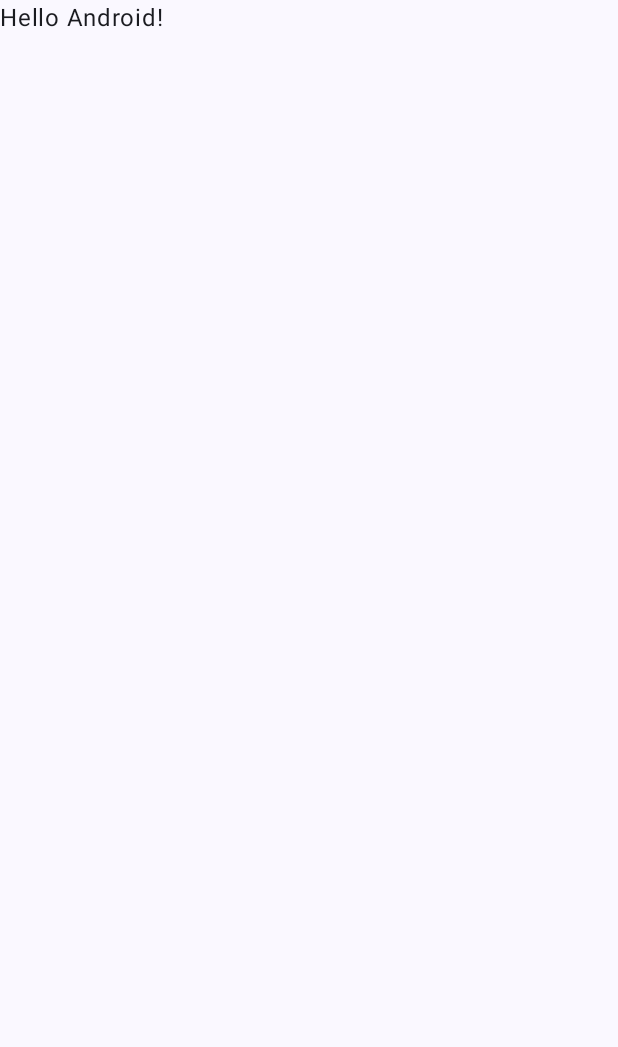
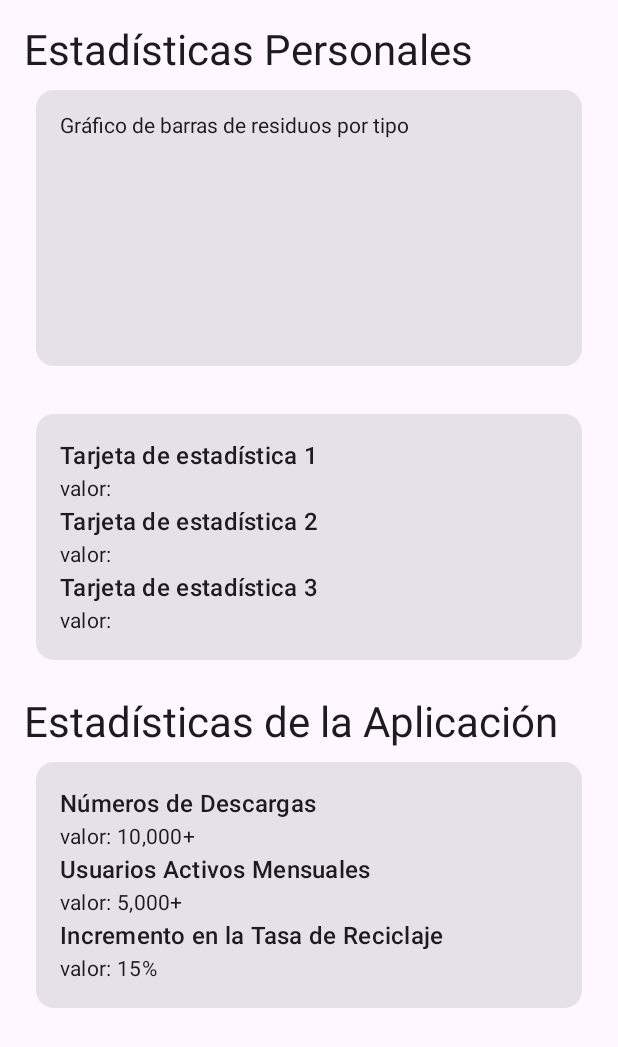
Before and after one commit to Rodrivdlc/GestionResiduos_UD1, an Android app built with Jetpack Compose: the screen it shows after launch (MainActivity), on a phone screen of 412 x 824 dp. Before the commit the part shown is almost empty. Shown: the top 1047 px of the screen. Run offline under Robolectric (Android 15) with nearby library versions, the phone set to English and light mode, and no system bars.

Commit message:
Update estadisticas-residuos

```diff
--- a/app/build.gradle.kts
+++ b/app/build.gradle.kts
@@ -66,4 +66,5 @@ dependencies {
     androidTestImplementation(libs.androidx.ui.test.junit4)
     debugImplementation(libs.androidx.ui.tooling)
     debugImplementation(libs.androidx.ui.test.manifest)
+
 }
--- a/app/src/main/java/com/example/gestionresiduos_ud1/MainActivity.kt
+++ b/app/src/main/java/com/example/gestionresiduos_ud1/MainActivity.kt
@@ -3,45 +3,110 @@ package com.example.gestionresiduos_ud1
 import android.os.Bundle
 import androidx.activity.ComponentActivity
 import androidx.activity.compose.setContent
-import androidx.activity.enableEdgeToEdge
+import androidx.compose.foundation.layout.Column
+import androidx.compose.foundation.layout.Spacer
 import androidx.compose.foundation.layout.fillMaxSize
+import androidx.compose.foundation.layout.fillMaxWidth
+import androidx.compose.foundation.layout.height
 import androidx.compose.foundation.layout.padding
+import androidx.compose.material3.Card
+import androidx.compose.material3.ExperimentalMaterial3Api
+import androidx.compose.material3.MaterialTheme
 import androidx.compose.material3.Scaffold
 import androidx.compose.material3.Text
 import androidx.compose.runtime.Composable
+import androidx.compose.runtime.getValue
+import androidx.compose.runtime.mutableStateOf
+import androidx.compose.runtime.remember
+import androidx.compose.runtime.setValue
 import androidx.compose.ui.Modifier
-import androidx.compose.ui.tooling.preview.Preview
-import com.example.gestionresiduos_ud1.ui.theme.GestionResiduos_UD1Theme
+import androidx.compose.ui.unit.dp
+
 
 class MainActivity : ComponentActivity() {
     override fun onCreate(savedInstanceState: Bundle?) {
         super.onCreate(savedInstanceState)
-        enableEdgeToEdge()
+        // ...
         setContent {
-            GestionResiduos_UD1Theme {
+            App()
+        }
+    }
+}
+
+@OptIn(ExperimentalMaterial3Api::class)
+@Composable
+fun App() {
+    var currentScreen by remember { mutableStateOf(com.example.gestionresiduos_ud1.Screen.PersonalWasteStatistics) }
+
     Scaffold(modifier = Modifier.fillMaxSize()) { innerPadding ->
-                    Greeting(
-                        name = "Android",
+        when (currentScreen) {
+            com.example.gestionresiduos_ud1.Screen.PersonalWasteStatistics -> PersonalWasteStatisticsScreen(
                 modifier = Modifier.padding(innerPadding)
             )
         }
     }
 }
+
+enum class Screen {
+    PersonalWasteStatistics,
+}
+
+
+@Composable
+fun PersonalWasteStatisticsScreen(modifier: Modifier = Modifier) {
+    Column(modifier = Modifier.padding(horizontal = 16.dp , vertical = 16.dp)) {
+        Text("Estadísticas Personales", style = MaterialTheme.typography.headlineMedium)
+
+        Card(modifier = Modifier
+            .fillMaxWidth()
+            .height(200.dp)
+            .padding(8.dp)) {
+
+            // Aquí puedes usar una biblioteca de gráficos como MPAndroidChart para crear un gráfico real
+
+            Text("Gráfico de barras de residuos por tipo" , modifier = Modifier.padding(16.dp))
+
+        }
+
+        Spacer(modifier = Modifier.height(16.dp))
+
+            Card(modifier = Modifier
+                .fillMaxWidth()
+                .padding(8.dp)
+            )    {
+                Column(modifier = Modifier.padding(16.dp)) {
+
+                    Text("Tarjeta de estadística 1" , style = MaterialTheme.typography.titleMedium)
+                    Text("valor:  " , style = MaterialTheme.typography.bodyMedium)
+
+                    Text("Tarjeta de estadística 2" , style = MaterialTheme.typography.titleMedium)
+                    Text("valor:  " , style = MaterialTheme.typography.bodyMedium)
+
+                    Text("Tarjeta de estadística 3" , style = MaterialTheme.typography.titleMedium)
+                    Text("valor:  " , style = MaterialTheme.typography.bodyMedium)
+
                 }
             }
 
-@Composable
-fun Greeting(name: String, modifier: Modifier = Modifier) {
-    Text(
-        text = "Hello $name!",
-        modifier = modifier
-    )
-}
+        Spacer(modifier = Modifier.height(16.dp))
 
-@Preview(showBackground = true)
-@Composable
-fun GreetingPreview() {
-    GestionResiduos_UD1Theme {
-        Greeting("Android")
+        Text("Estadísticas de la Aplicación", style = MaterialTheme.typography.headlineMedium)
+
+        Card(modifier = Modifier
+            .fillMaxWidth()
+            .padding(8.dp)
+        )    {
+            Column(modifier = Modifier.padding(16.dp)) {
+                Text("Números de Descargas" , style = MaterialTheme.typography.titleMedium)
+                Text("valor: 10,000+ " , style = MaterialTheme.typography.bodyMedium)
+
+                Text("Usuarios Activos Mensuales" , style = MaterialTheme.typography.titleMedium)
+                Text("valor: 5,000+ " , style = MaterialTheme.typography.bodyMedium)
+
+                Text("Incremento en la Tasa de Reciclaje" , style = MaterialTheme.typography.titleMedium)
+                Text("valor: 15% " , style = MaterialTheme.typography.bodyMedium)
+
             }
         }
+    }
+}
```
Lines whose indentation alone changed are shown as unchanged.
